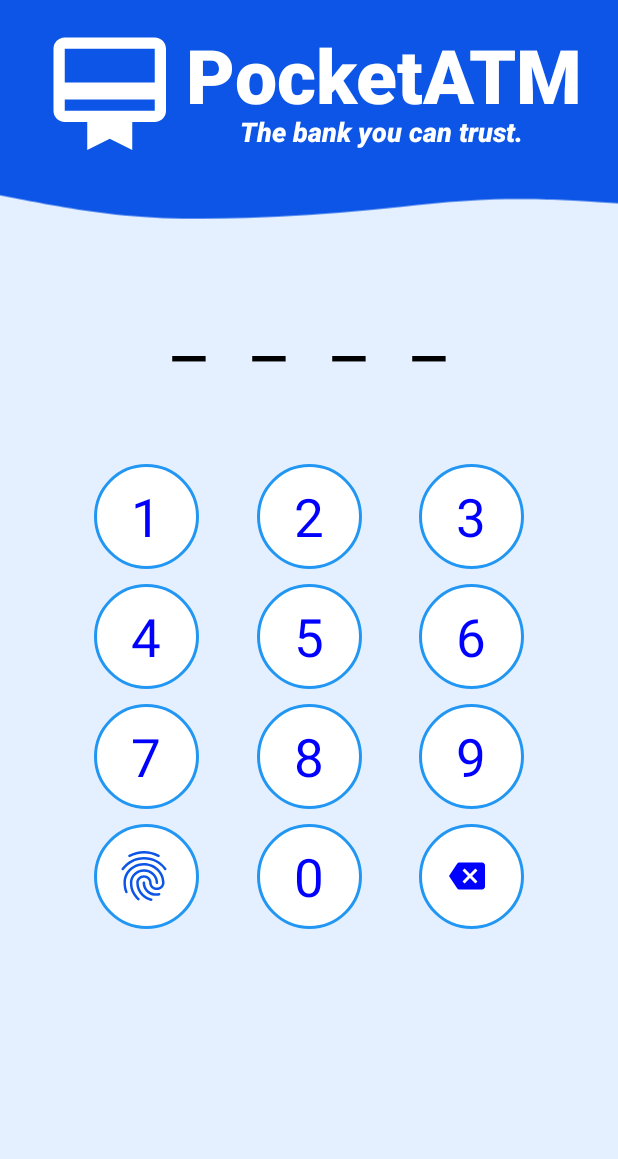
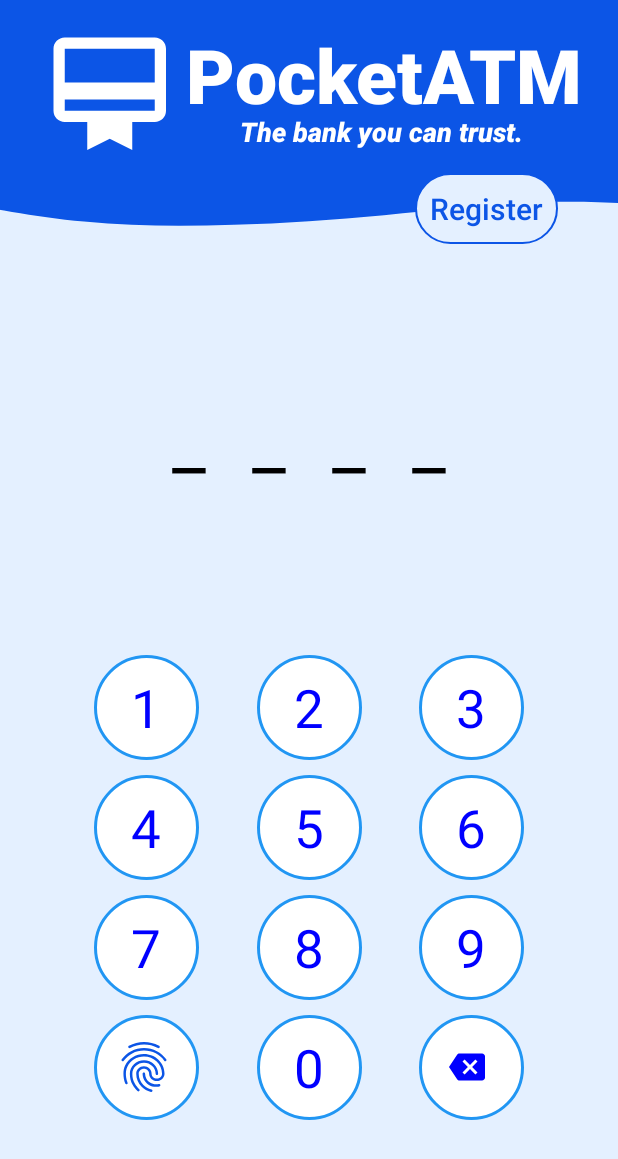
Before and after one commit to definitelynotpia/atm-simulator-kotlin, an Android app: the screen it shows after launch (MainActivity), on a phone screen of 412 x 824 dp. Shown: the top 1159 px of the screen. Run offline under Robolectric (Android 15) with nearby library versions, the phone set to English and light mode, and no system bars.

Commit message:
Android app connected to Firebase(?)

```diff
--- a/app/src/main/java/com/example/atmsimulator/Dashboard.kt
+++ b/app/src/main/java/com/example/atmsimulator/Dashboard.kt
@@ -8,7 +8,9 @@ import android.widget.Toast
 import androidx.appcompat.app.AppCompatActivity
 import androidx.cardview.widget.CardView
 
+
 class Dashboard : AppCompatActivity() {
+
     override fun onCreate(savedInstanceState: Bundle?) {
         super.onCreate(savedInstanceState)
         setContentView(R.layout.activity_dashboard)
@@ -20,6 +22,7 @@ class Dashboard : AppCompatActivity() {
         val balanceString = balance.toString()
         val transactionTimestamp = intent.getStringExtra("transactionTimestamp")
         val transactionType = intent.getStringExtra("transactionType")
+        val depositAmount = intent.getStringExtra("transactionAmount")
         val referenceNo = intent.getStringExtra("transactionReference")
         val transactionUUID = "Reference No. $referenceNo"
 
@@ -49,7 +52,7 @@ class Dashboard : AppCompatActivity() {
             transactionUUIDLabel.text = transactionUUID
             // transaction info
             initialBalanceAmount.text = initialBalance.toString()
-            transactionAmount.text = (balance - initialBalance).toString()
+            transactionAmount.text = depositAmount.toString()
             newBalanceAmount.text = balanceString
         } else {
             // hide notification card
--- a/app/src/main/java/com/example/atmsimulator/Deposit.kt
+++ b/app/src/main/java/com/example/atmsimulator/Deposit.kt
@@ -73,6 +73,7 @@ class Deposit : AppCompatActivity() {
                 intent.putExtra("transactionTimestamp", transactionTimestamp)
                 intent.putExtra("transactionReference", referenceNo)
                 intent.putExtra("initialBalance", balance)
+                intent.putExtra("transactionAmount", userDepositAmount.text.toString())
                 intent.putExtra("updatedBalance", newBalance)
                 startActivity(intent)
             }
--- a/app/src/main/res/layout/activity_main.xml
+++ b/app/src/main/res/layout/activity_main.xml
@@ -1,5 +1,5 @@
 <?xml version="1.0" encoding="utf-8"?>
-<GridLayout xmlns:android="http://schemas.android.com/apk/res/android"
+<androidx.constraintlayout.widget.ConstraintLayout xmlns:android="http://schemas.android.com/apk/res/android"
     xmlns:app="http://schemas.android.com/apk/res-auto"
     xmlns:tools="http://schemas.android.com/tools"
     android:layout_width="match_parent"
@@ -10,6 +10,7 @@
     tools:context=".MainActivity">
 
     <androidx.constraintlayout.widget.ConstraintLayout
+        android:id="@+id/constraintLayout6"
         android:layout_width="match_parent"
         android:layout_height="wrap_content"
         android:layout_gravity="center_horizontal"
@@ -17,6 +18,9 @@
         android:columnCount="1"
         android:orientation="vertical"
         android:rowCount="2"
+        app:layout_constraintEnd_toEndOf="parent"
+        app:layout_constraintStart_toStartOf="parent"
+        app:layout_constraintTop_toTopOf="parent"
         tools:ignore="VisualLintBounds">
 
         <TextView
@@ -59,21 +63,39 @@
         android:id="@+id/blueWave"
         android:layout_width="match_parent"
         android:layout_height="100dp"
-        android:layout_marginTop="-35dp"
-        android:layout_marginBottom="-20dp"
+        android:layout_marginTop="-34dp"
         android:contentDescription="@string/blueWave"
+        android:scaleType="centerCrop"
+        app:layout_constraintEnd_toEndOf="parent"
+        app:layout_constraintStart_toStartOf="parent"
+        app:layout_constraintTop_toBottomOf="@+id/constraintLayout6"
         app:srcCompat="@drawable/dark_wave_foreground" />
 
+    <TextView
+        android:id="@+id/depositCancel"
+        android:layout_width="wrap_content"
+        android:layout_height="wrap_content"
+        android:layout_marginEnd="40dp"
+        android:background="@drawable/button_light"
+        android:fontFamily="sans-serif-medium"
+        android:padding="10dp"
+        android:text="@string/register"
+        android:textColor="@color/darkBlue"
+        android:textSize="20sp"
+        app:layout_constraintEnd_toEndOf="parent"
+        app:layout_constraintTop_toBottomOf="@+id/constraintLayout6" />
+
     <androidx.constraintlayout.widget.ConstraintLayout
+        android:id="@+id/constraintLayout4"
         android:layout_width="wrap_content"
         android:layout_height="wrap_content"
         android:layout_gravity="center_horizontal"
-        android:layout_marginStart="50dp"
-        android:layout_marginEnd="50dp"
-        android:columnCount="4"
         android:orientation="vertical"
         android:padding="24dp"
-        android:rowCount="1">
+        app:layout_constraintBottom_toTopOf="@+id/constraintLayout5"
+        app:layout_constraintEnd_toEndOf="parent"
+        app:layout_constraintStart_toStartOf="parent"
+        app:layout_constraintTop_toBottomOf="@+id/blueWave">
 
         <TextView
             android:id="@+id/pinDigit1"
@@ -132,13 +154,16 @@
     </androidx.constraintlayout.widget.ConstraintLayout>
 
     <androidx.constraintlayout.widget.ConstraintLayout
+        android:id="@+id/constraintLayout5"
         android:layout_width="match_parent"
         android:layout_height="wrap_content"
         android:layout_gravity="center_horizontal"
-        android:columnCount="3"
         android:orientation="vertical"
         android:padding="24dp"
-        android:rowCount="4">
+        app:layout_constraintBottom_toBottomOf="parent"
+        app:layout_constraintEnd_toEndOf="parent"
+        app:layout_constraintStart_toStartOf="parent"
+        app:layout_constraintTop_toBottomOf="@+id/constraintLayout4">
 
         <TextView
             android:id="@+id/pin1"
@@ -368,4 +393,4 @@
 
     </androidx.constraintlayout.widget.ConstraintLayout>
 
-</GridLayout>
+</androidx.constraintlayout.widget.ConstraintLayout>
--- a/app/src/main/res/values/strings.xml
+++ b/app/src/main/res/values/strings.xml
@@ -51,5 +51,9 @@
     <string name="transactionAmountPlaceholder">0.0</string>
     <string name="transactionCancel">Cancel</string>
     <string name="transactionSubmit">Submit</string>
+    <string name="receiptInitialBalance">Initial Balance:</string>
+    <string name="receiptTransactionAmount">Transaction Amount:</string>
+    <string name="transactionNewBalance">New Balance:</string>
+    <string name="register">Register</string>
 
 </resources>
--- a/build.gradle
+++ b/build.gradle
@@ -3,4 +3,6 @@ plugins {
     id 'com.android.application' version '8.0.2' apply false
     id 'com.android.library' version '8.0.2' apply false
     id 'org.jetbrains.kotlin.android' version '1.8.20' apply false
+    // Google services Gradle plugin dependency
+    id 'com.google.gms.google-services' version '4.4.1' apply false
 }
```
Also changed, not shown: app/build.gradle (+19 -8 lines), app/src/main/java/com/example/atmsimulator/Transactions.kt (added, +14 -0 lines), app/src/main/java/com/example/atmsimulator/Users.kt (added, +11 -0 lines), app/src/main/res/layout/activity_dashboard.xml (+6 -6 lines), 1 other file.
